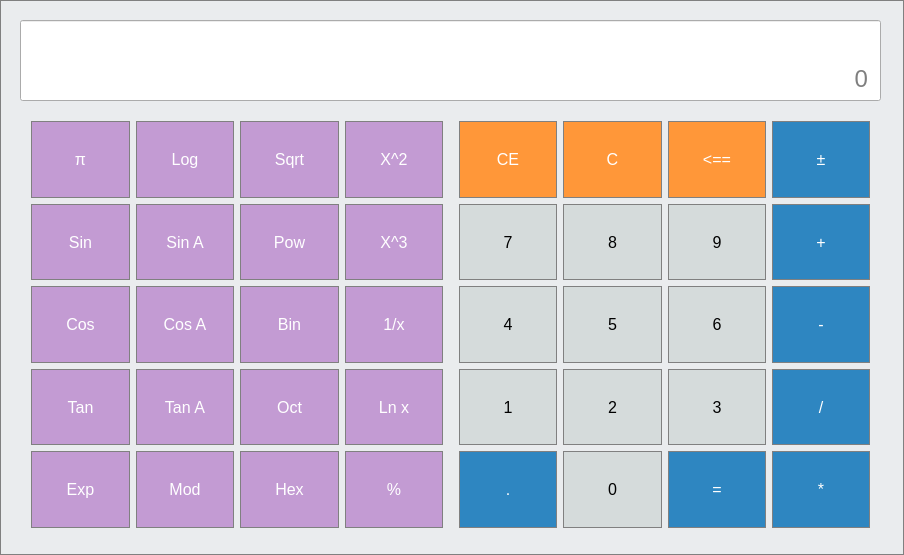
This is sciencetific_calculator/calculator.ui in NiwanthaR/Sciencetific_Calculator as Qt 5 draws it before an edit. The edited form follows.
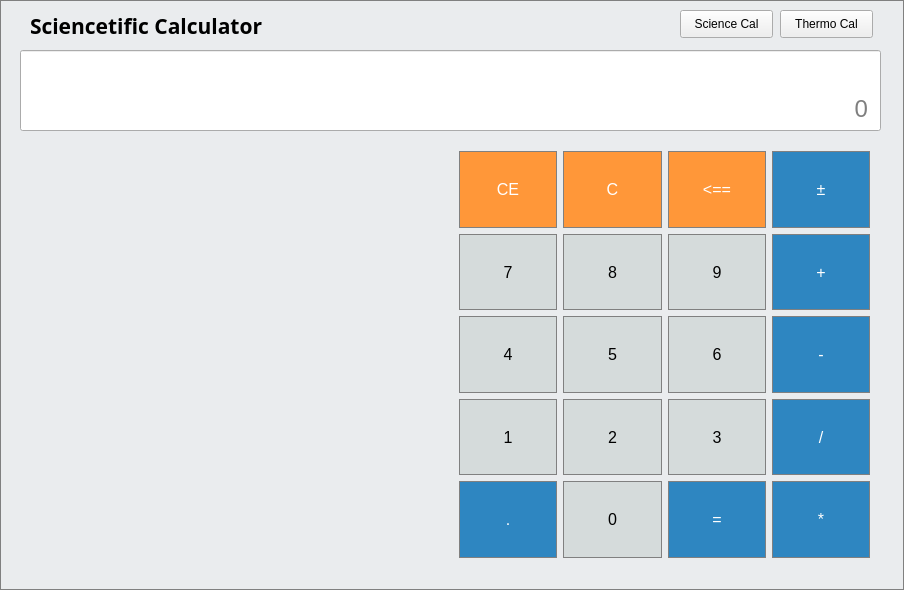
This is the edited form.

Commit message: Start thermo

The edit to the form file:
```diff
--- a/sciencetific_calculator/calculator.ui
+++ b/sciencetific_calculator/calculator.ui
@@ -7,7 +7,7 @@
     <x>0</x>
     <y>0</y>
     <width>904</width>
-    <height>555</height>
+    <height>590</height>
    </rect>
   </property>
   <property name="windowTitle">
@@ -26,7 +26,7 @@
     <property name="geometry">
      <rect>
       <x>20</x>
-      <y>110</y>
+      <y>140</y>
       <width>861</width>
       <height>429</height>
      </rect>
@@ -1282,7 +1282,7 @@
     <property name="geometry">
      <rect>
       <x>20</x>
-      <y>20</y>
+      <y>50</y>
       <width>861</width>
       <height>81</height>
      </rect>
@@ -1312,7 +1312,7 @@
     <property name="geometry">
      <rect>
       <x>30</x>
-      <y>30</y>
+      <y>60</y>
       <width>841</width>
       <height>31</height>
      </rect>
@@ -1329,6 +1329,72 @@
      <set>Qt::AlignRight|Qt::AlignTrailing|Qt::AlignVCenter</set>
     </property>
    </widget>
+   <widget class="QLabel" name="label">
+    <property name="geometry">
+     <rect>
+      <x>30</x>
+      <y>10</y>
+      <width>301</width>
+      <height>31</height>
+     </rect>
+    </property>
+    <property name="font">
+     <font>
+      <family>Papyrus</family>
+      <pointsize>16</pointsize>
+      <weight>75</weight>
+      <bold>true</bold>
+     </font>
+    </property>
+    <property name="text">
+     <string>Sciencetific Calculator</string>
+    </property>
+   </widget>
+   <widget class="QWidget" name="widget_thermo" native="true">
+    <property name="geometry">
+     <rect>
+      <x>20</x>
+      <y>140</y>
+      <width>431</width>
+      <height>431</height>
+     </rect>
+    </property>
+    <property name="autoFillBackground">
+     <bool>false</bool>
+    </property>
+    <property name="styleSheet">
+     <string notr="true">QWidget {
+  background-color: rgb(234, 236, 238);
+  
+}</string>
+    </property>
+   </widget>
+   <widget class="QPushButton" name="btn_g_thermo">
+    <property name="geometry">
+     <rect>
+      <x>780</x>
+      <y>10</y>
+      <width>93</width>
+      <height>28</height>
+     </rect>
+    </property>
+    <property name="text">
+     <string>Thermo Cal</string>
+    </property>
+   </widget>
+   <widget class="QPushButton" name="btn_go_cal">
+    <property name="geometry">
+     <rect>
+      <x>680</x>
+      <y>10</y>
+      <width>93</width>
+      <height>28</height>
+     </rect>
+    </property>
+    <property name="text">
+     <string>Science Cal</string>
+    </property>
+   </widget>
   </widget>
  </widget>
  <layoutdefault spacing="6" margin="11"/>
```
The commit also changes 7 other files.
